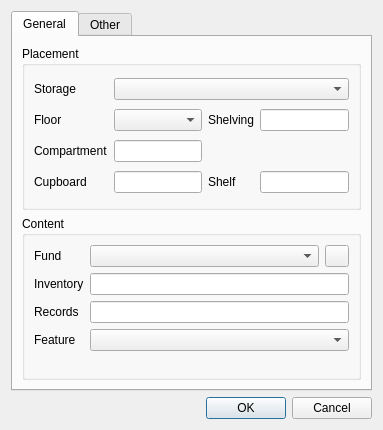
This is dialogs/nodedialog.ui in caxapyk/TPointer as Qt 5 draws it before an edit. The edited form follows.
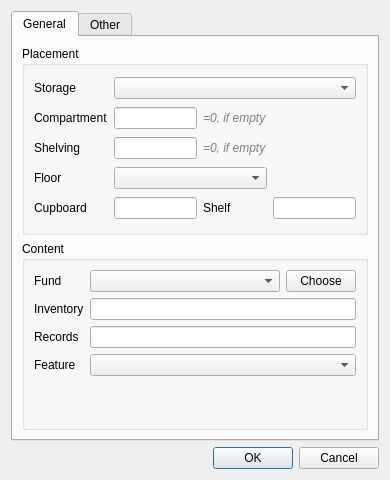
This is the edited form. Icons and pictures are not drawn.

Diff of the .ui file:
```diff
--- a/dialogs/nodedialog.ui
+++ b/dialogs/nodedialog.ui
@@ -6,10 +6,22 @@
    <rect>
     <x>0</x>
     <y>0</y>
-    <width>383</width>
-    <height>430</height>
+    <width>390</width>
+    <height>480</height>
    </rect>
   </property>
+  <property name="minimumSize">
+   <size>
+    <width>390</width>
+    <height>480</height>
+   </size>
+  </property>
+  <property name="baseSize">
+   <size>
+    <width>390</width>
+    <height>480</height>
+   </size>
+  </property>
   <property name="windowTitle">
    <string>Dialog</string>
   </property>
@@ -30,6 +42,54 @@
           <string>Placement</string>
          </property>
          <layout class="QGridLayout" name="gridLayout">
+          <item row="0" column="1" colspan="3">
+           <widget class="QComboBox" name="cB_storage">
+            <property name="styleSheet">
+             <string notr="true"/>
+            </property>
+           </widget>
+          </item>
+          <item row="3" column="2">
+           <widget class="QLabel" name="label_12">
+            <property name="styleSheet">
+             <string notr="true">color:gray;font-size:12px;font-style:italic;</string>
+            </property>
+            <property name="text">
+             <string>=0, if empty</string>
+            </property>
+           </widget>
+          </item>
+          <item row="5" column="2">
+           <widget class="QLabel" name="label_6">
+            <property name="text">
+             <string>Shelf</string>
+            </property>
+           </widget>
+          </item>
+          <item row="5" column="0">
+           <widget class="QLabel" name="label_5">
+            <property name="text">
+             <string>Cupboard</string>
+            </property>
+           </widget>
+          </item>
+          <item row="2" column="2">
+           <widget class="QLabel" name="label_11">
+            <property name="styleSheet">
+             <string notr="true">color:gray;font-size:12px;font-style:italic;</string>
+            </property>
+            <property name="text">
+             <string>=0, if empty</string>
+            </property>
+           </widget>
+          </item>
+          <item row="3" column="0">
+           <widget class="QLabel" name="label_4">
+            <property name="text">
+             <string>Shelving</string>
+            </property>
+           </widget>
+          </item>
           <item row="2" column="0">
            <widget class="QLabel" name="label_3">
             <property name="text">
@@ -37,9 +97,6 @@
             </property>
            </widget>
           </item>
-          <item row="2" column="1">
-           <widget class="QLineEdit" name="lineEdit"/>
-          </item>
           <item row="0" column="0">
            <widget class="QLabel" name="label">
             <property name="sizePolicy">
@@ -53,48 +110,27 @@
             </property>
            </widget>
           </item>
-          <item row="1" column="0">
+          <item row="5" column="3">
+           <widget class="QLineEdit" name="lE_shelf"/>
+          </item>
+          <item row="2" column="1">
+           <widget class="QLineEdit" name="lE_compartment"/>
+          </item>
+          <item row="5" column="1">
+           <widget class="QLineEdit" name="lE_cupboard"/>
+          </item>
+          <item row="3" column="1">
+           <widget class="QLineEdit" name="lE_shelving"/>
+          </item>
+          <item row="4" column="0">
            <widget class="QLabel" name="label_2">
             <property name="text">
              <string>Floor</string>
             </property>
            </widget>
           </item>
-          <item row="0" column="1" colspan="3">
-           <widget class="QComboBox" name="comboBox_2"/>
-          </item>
-          <item row="1" column="1">
-           <widget class="QComboBox" name="comboBox"/>
-          </item>
-          <item row="3" column="0">
-           <widget class="QLabel" name="label_5">
-            <property name="text">
-             <string>Cupboard</string>
-            </property>
-           </widget>
-          </item>
-          <item row="3" column="1">
-           <widget class="QLineEdit" name="lineEdit_3"/>
-          </item>
-          <item row="3" column="2">
-           <widget class="QLabel" name="label_6">
-            <property name="text">
-             <string>Shelf</string>
-            </property>
-           </widget>
-          </item>
-          <item row="3" column="3">
-           <widget class="QLineEdit" name="lineEdit_4"/>
-          </item>
-          <item row="1" column="2">
-           <widget class="QLabel" name="label_4">
-            <property name="text">
-             <string>Shelving</string>
-            </property>
-           </widget>
-          </item>
-          <item row="1" column="3">
-           <widget class="QLineEdit" name="lineEdit_2"/>
+          <item row="4" column="1" colspan="2">
+           <widget class="QComboBox" name="cB_floor"/>
           </item>
          </layout>
         </widget>
@@ -128,18 +164,21 @@
                 <height>16777215</height>
                </size>
               </property>
+              <property name="editable">
+               <bool>false</bool>
+              </property>
              </widget>
             </item>
             <item>
              <widget class="QPushButton" name="pushButton">
               <property name="maximumSize">
                <size>
-                <width>24</width>
+                <width>70</width>
                 <height>16777215</height>
                </size>
               </property>
               <property name="text">
-               <string/>
+               <string>Choose</string>
               </property>
              </widget>
             </item>
```
Left out of the diff: 28 changed lines with no effect on the pictures.
